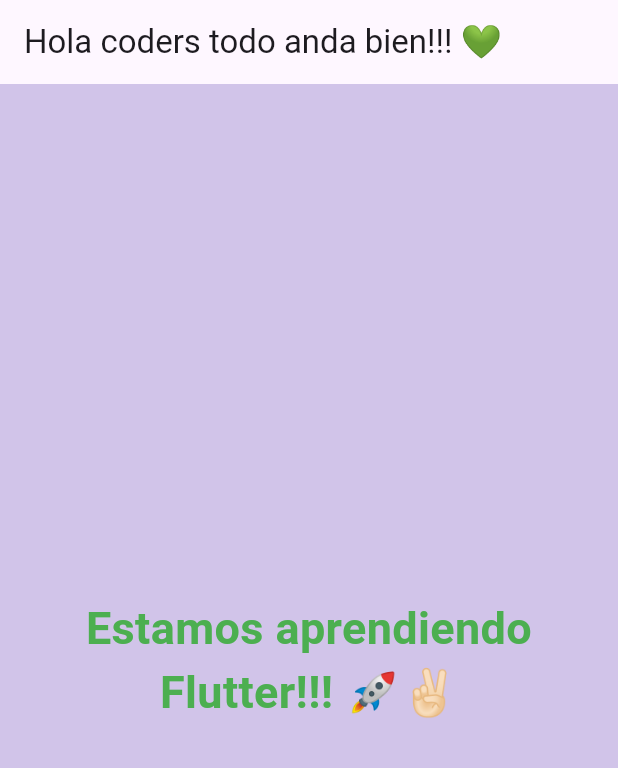
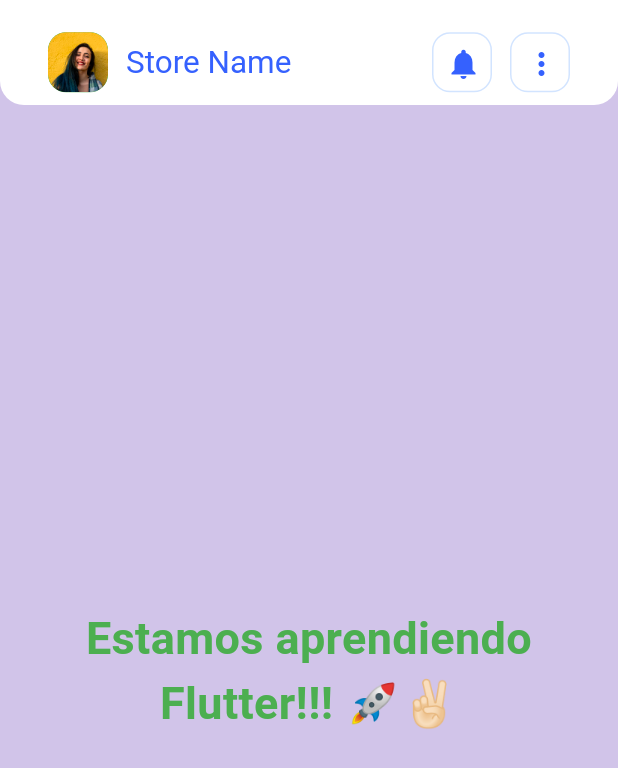
Before and after one commit to carloslopera89/flutter_app, a Flutter app: the screen it shows after launch, on a phone screen of 412 x 824 dp. Shown: the top 768 px of the screen. Run offline on Flutter 3.47's test engine with Material 3 defaults, Android fonts, the phone set to English and light mode, and no system bars.

Commit message:
se incluyen widgets container, row

```diff
--- /dev/null
+++ b/weinflu_app/lib/app.dart
@@ -0,0 +1,16 @@
+import 'package:flutter/material.dart';
+import 'package:weinflu_app/design/themes.dart';
+import 'package:weinflu_app/pages/home_page.dart';
+
+class WeinFluApp extends StatelessWidget {
+  const WeinFluApp({super.key});
+
+  @override
+  Widget build(BuildContext context) {
+    return MaterialApp(
+      theme: WeinFluThemes.defaultTheme,
+      debugShowCheckedModeBanner: false,
+      home: const HomePage(key: Key('Home Page')),
+    );
+  }
+}
--- /dev/null
+++ b/weinflu_app/lib/design/colors.dart
@@ -0,0 +1,25 @@
+//  ..................................................
+//  .██████╗.██████╗.██╗......██████╗.██████╗.███████╗
+//  ██╔════╝██╔═══██╗██║.....██╔═══██╗██╔══██╗██╔════╝
+//  ██║.....██║...██║██║.....██║...██║██████╔╝███████╗
+//  ██║.....██║...██║██║.....██║...██║██╔══██╗╚════██║
+//  ╚██████╗╚██████╔╝███████╗╚██████╔╝██║..██║███████║
+//  .╚═════╝.╚═════╝.╚══════╝.╚═════╝.╚═╝..╚═╝╚══════╝
+//  ..................................................
+import 'package:flutter/material.dart';
+
+class WeinFluColors {
+  WeinFluColors._();
+  static const Color brandPrimaryColor = Color.fromRGBO(53, 97, 254, 1);
+  static const Color brandSecondaryColor = Color.fromRGBO(243, 246, 255, 1);
+  static const Color brandLightColor = Colors.white;
+  static const Color brandLightColorBorder = Color.fromRGBO(210, 228, 255, 1);
+  static const Color brandLightColorOpacity = Color.fromRGBO(255, 255, 255, 0.2);
+  static const Color brandDarkColor = Colors.black;
+  static const Color brandLigthDarkColor = Color.fromRGBO(113, 113, 112, 1);
+  static const Color brandDarkColorOpacity = Color.fromRGBO(255, 255, 255, 0.2);
+  static const Color brandErrorColor = Color.fromRGBO(249, 56, 57, 0.2);
+  static const Color brandOnErrorColor = Color.fromRGBO(249, 56, 57, 1);
+  static const Color brandSuccessColor = Color.fromRGBO(35, 159, 87, 0.2);
+  static const Color brandOnSuccessColor = Color.fromRGBO(35, 159, 87, 1);
+}
--- /dev/null
+++ b/weinflu_app/lib/design/radius.dart
@@ -0,0 +1,9 @@
+
+import 'package:flutter/material.dart';
+
+class WeinFluRadius {
+  WeinFluRadius._();
+
+  static const Radius xs = Radius.circular(12);
+  static const Radius small = Radius.circular(16);
+}
--- /dev/null
+++ b/weinflu_app/lib/design/themes.dart
@@ -0,0 +1,30 @@
+import 'package:flutter/material.dart';
+import 'package:weinflu_app/design/colors.dart';
+
+class WeinFluThemes {
+  WeinFluThemes._();
+  static ThemeData defaultTheme = ThemeData(
+    brightness: Brightness.dark,
+    fontFamily: 'RobotoMono',
+    primaryColor: WeinFluColors.brandPrimaryColor,
+    textTheme: const TextTheme(
+      displayLarge: TextStyle(
+          fontSize: 48.0,
+          fontWeight: FontWeight.bold,
+          color: WeinFluColors.brandLightColor),
+      displayMedium: TextStyle(
+          fontSize: 24.0,
+          fontWeight: FontWeight.bold,
+          color: WeinFluColors.brandLightColor),
+      displaySmall: TextStyle(
+          fontSize: 16.0,
+          fontWeight: FontWeight.bold,
+          color: WeinFluColors.brandLightColor),
+      headlineLarge:
+          TextStyle(fontSize: 21.0, color: WeinFluColors.brandPrimaryColor),
+      bodyLarge: TextStyle(fontSize: 14.0),
+      bodyMedium: TextStyle(fontSize: 13.0),
+      bodySmall: TextStyle(fontSize: 10.0),
+    ),
+  );
+}
--- a/weinflu_app/lib/main.dart
+++ b/weinflu_app/lib/main.dart
@@ -1,28 +1,8 @@
 import 'package:flutter/material.dart';
+import 'package:weinflu_app/app.dart';
 
 void main() {
   runApp(
-    MaterialApp(
-      debugShowCheckedModeBanner: false,
-      home: Scaffold(
-        backgroundColor: Colors.deepPurple[100],
-        appBar: AppBar(
-          title: const Text('Hola coders todo anda bien!!! 💚'),
-        ),
-        body: const Padding(
-          padding: EdgeInsets.all(8.0),
-          child: Center(
-            child: Text(
-              'Estamos aprendiendo Flutter!!! 🚀✌🏻',
-              textAlign: TextAlign.center,
-              style: TextStyle(
-                  fontWeight: FontWeight.bold,
-                  fontSize: 30,
-                  color: Colors.green),
-            ),
-          ),
-        ),
-      ),
-    ),
+   const WeinFluApp()
   );
 }
--- /dev/null
+++ b/weinflu_app/lib/pages/home_page.dart
@@ -0,0 +1,37 @@
+import 'package:flutter/material.dart';
+import 'package:weinflu_app/design/colors.dart';
+import 'package:weinflu_app/design/radius.dart';
+import 'package:weinflu_app/widgets/home_app_bar_title.dart';
+
+class HomePage extends StatelessWidget {
+  const HomePage({super.key});
+
+  @override
+  Widget build(BuildContext context) {
+    return Scaffold(
+      backgroundColor: Colors.deepPurple[100],
+      appBar: AppBar(
+        toolbarHeight: 70,
+        shape: const RoundedRectangleBorder(
+            borderRadius: BorderRadius.only(
+                bottomLeft: WeinFluRadius.small,
+                bottomRight: WeinFluRadius.small)),
+        backgroundColor: WeinFluColors.brandLightColor,
+        title: const Padding(
+            padding: EdgeInsets.fromLTRB(16, 25, 16, 12),
+            child: HomeAppBartitle()),
+      ),
+      body: const Padding(
+        padding: EdgeInsets.all(8.0),
+        child: Center(
+          child: Text(
+            'Estamos aprendiendo Flutter!!! 🚀✌🏻',
+            textAlign: TextAlign.center,
+            style: TextStyle(
+                fontWeight: FontWeight.bold, fontSize: 30, color: Colors.green),
+          ),
+        ),
+      ),
+    );
+  }
+}
--- /dev/null
+++ b/weinflu_app/lib/widgets/home_app_bar_title.dart
@@ -0,0 +1,70 @@
+import 'package:flutter/material.dart';
+import 'package:weinflu_app/design/colors.dart';
+
+class HomeAppBartitle extends StatelessWidget {
+  const HomeAppBartitle({super.key});
+
+  @override
+  Widget build(BuildContext context) {
+    return Row(
+      children: [
+        Container(
+          width: 40,
+          height: 40,
+          margin: const EdgeInsets.only(right: 12),
+          decoration: const BoxDecoration(
+              borderRadius: BorderRadius.all(Radius.circular(12)),
+              image:
+                  DecorationImage(image: AssetImage('assets/images/user.png')),
+              color: Colors.green),
+        ),
+        Expanded(
+          child: Text(
+            'Store Name',
+            style: Theme.of(context).textTheme.headlineLarge,
+          ),
+        ),
+        ContainerHeaderIcon(
+          configMargin: const EdgeInsets.only(right: 12),
+          iconButton: IconButton(
+            onPressed: () => print('Presionaron notificaciones'),
+            icon: const Icon(
+              Icons.notifications,
+              color: WeinFluColors.brandPrimaryColor,
+            ),
+          ),
+        ),
+        ContainerHeaderIcon(
+          iconButton: IconButton(
+            onPressed: () => print('Presionaron mas opciones'),
+            icon: const Icon(
+              Icons.more_vert,
+              color: WeinFluColors.brandPrimaryColor,
+            ),
+          ),
+        ),
+      ],
+    );
+  }
+}
+
+class ContainerHeaderIcon extends StatelessWidget {
+  final IconButton iconButton;
+  final EdgeInsets? configMargin;
+  const ContainerHeaderIcon(
+      {super.key, required this.iconButton, this.configMargin});
+
+  @override
+  Widget build(BuildContext context) {
+    return Container(
+      width: 40,
+      height: 40,
+      margin: configMargin,
+      decoration: BoxDecoration(
+        border: Border.all(color: WeinFluColors.brandLightColorBorder),
+        borderRadius: const BorderRadius.all(Radius.circular(12)),
+      ),
+      child: iconButton,
+    );
+  }
+}
```
Also changed, not shown: weinflu_app/pubspec.yaml (+11 -0 lines), weinflu_app/assets/fonts/Roboto-Bold.ttf (added), weinflu_app/assets/fonts/Roboto-Medium.ttf (added), weinflu_app/assets/fonts/Roboto-Regular.ttf (added), weinflu_app/assets/images/health.png (added), weinflu_app/assets/images/pizza.png (added), weinflu_app/assets/images/tv.png (added), weinflu_app/assets/images/user.png (added), 1 other file.
